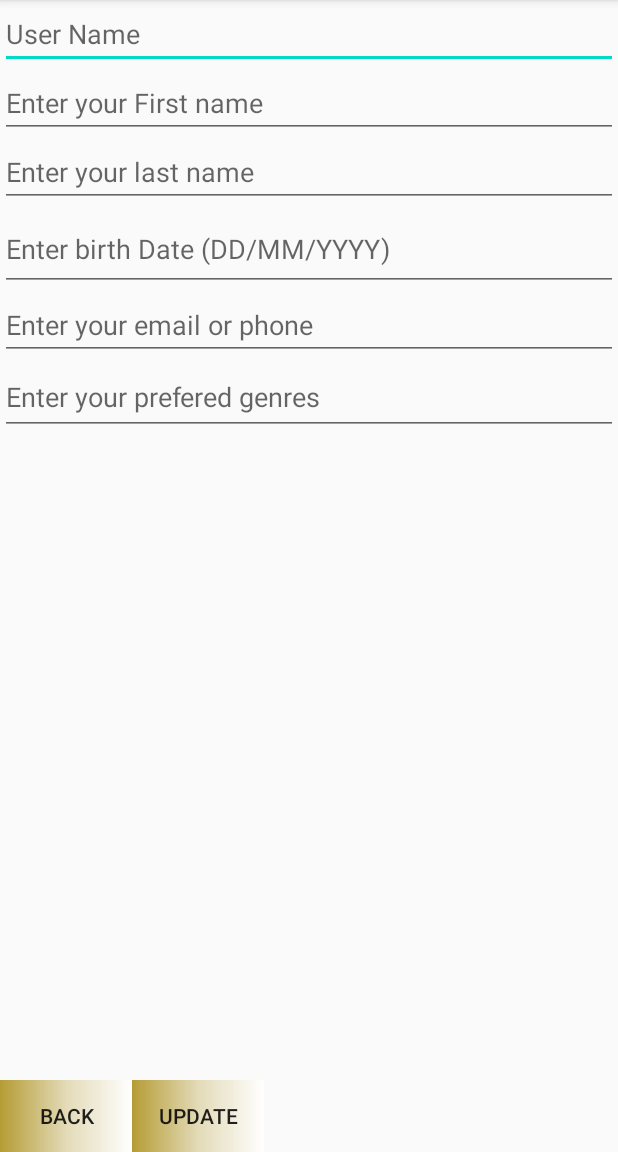
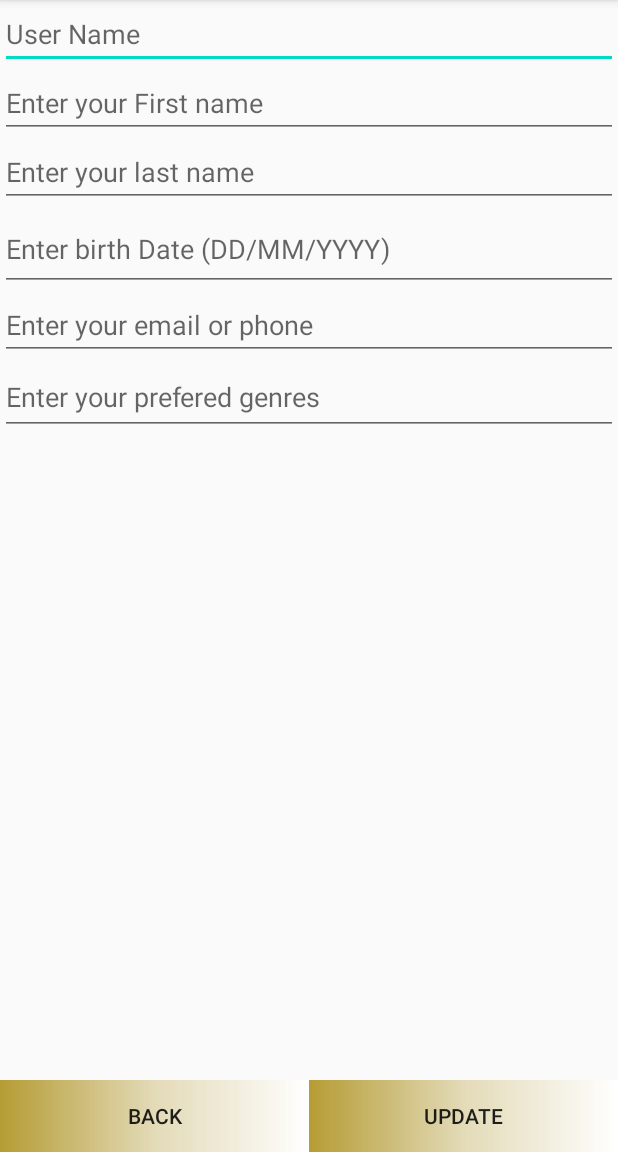
Before and after one commit to CMPUT301F20T40/DLPBGJ, an Android app: the UserProfile screen opened directly, with no data from a screen before it, on a phone screen of 412 x 824 dp, the part 84-1236 px from its top. Run offline under Robolectric (Android 15) with nearby library versions, the phone set to English and light mode, and no system bars; our stand-ins replace Firebase (no records; nobody signed in at launch, a user with empty details on screens opened directly); 2 statements that could not run were skipped.

Commit message:
Edited XML files

```diff
--- a/DLPBGJ (Android)/app/build.gradle
+++ b/DLPBGJ (Android)/app/build.gradle
@@ -33,7 +33,7 @@ dependencies {
     implementation 'com.android.support:multidex:1.0.3'
     implementation 'com.google.firebase:firebase-firestore:21.7.1'
     implementation 'com.google.android.material:material:1.0.0'
-
+    implementation 'androidx.coordinatorlayout:coordinatorlayout:1.1.0'
     testImplementation 'junit:junit:4.12'
     androidTestImplementation 'androidx.test.ext:junit:1.1.2'
     androidTestImplementation 'androidx.test.espresso:espresso-core:3.3.0'
--- a/DLPBGJ (Android)/app/src/main/java/com/example/dlpbgj/AddBookFragment.java
+++ b/DLPBGJ (Android)/app/src/main/java/com/example/dlpbgj/AddBookFragment.java
@@ -197,7 +197,6 @@ public class AddBookFragment extends DialogFragment implements Serializable  {
                             dialog.dismiss();
                         }
 
-
                     }
                 });
 
--- a/DLPBGJ (Android)/app/src/main/java/com/example/dlpbgj/Search_by_descr.java
+++ b/DLPBGJ (Android)/app/src/main/java/com/example/dlpbgj/Search_by_descr.java
@@ -4,6 +4,7 @@ import android.app.AppComponentFactory;
 import android.app.Dialog;
 import android.os.Bundle;
 import android.text.Editable;
+import android.view.LayoutInflater;
 import android.view.View;
 import android.widget.AdapterView;
 import android.widget.ArrayAdapter;
@@ -93,4 +94,6 @@ public class Search_by_descr extends AppCompatActivity {
         });*/
     }
 
+
+
 }
--- a/DLPBGJ (Android)/app/src/main/res/layout/activity_user_profile.xml
+++ b/DLPBGJ (Android)/app/src/main/res/layout/activity_user_profile.xml
@@ -55,7 +55,7 @@
         android:textColor="#B59C34"
          />
     <LinearLayout
-        android:layout_width="wrap_content"
+        android:layout_width="match_parent"
         android:layout_height="0dp"
         android:layout_gravity="left|bottom"
         android:gravity="bottom"
@@ -67,13 +67,16 @@
             android:layout_width="fill_parent"
             android:layout_height="wrap_content"
             android:background="@drawable/gradient"
-            android:text="BACK" />
+            android:text="BACK"
+            android:layout_weight="1"/>
         <Button
             android:id="@+id/Update"
             android:layout_width="fill_parent"
             android:layout_height="wrap_content"
             android:background="@drawable/gradient"
-            android:text="UPDATE" />
+            android:text="UPDATE"
+            android:layout_weight="1"/>
     </LinearLayout>
 
+
 </LinearLayout>
```
Also changed, not shown: DLPBGJ (Android)/app/src/main/java/com/example/dlpbgj/MainActivity.java (+35 -26 lines), DLPBGJ (Android)/app/src/main/res/layout/add_book_fragment_layout.xml (+10 -3 lines).
